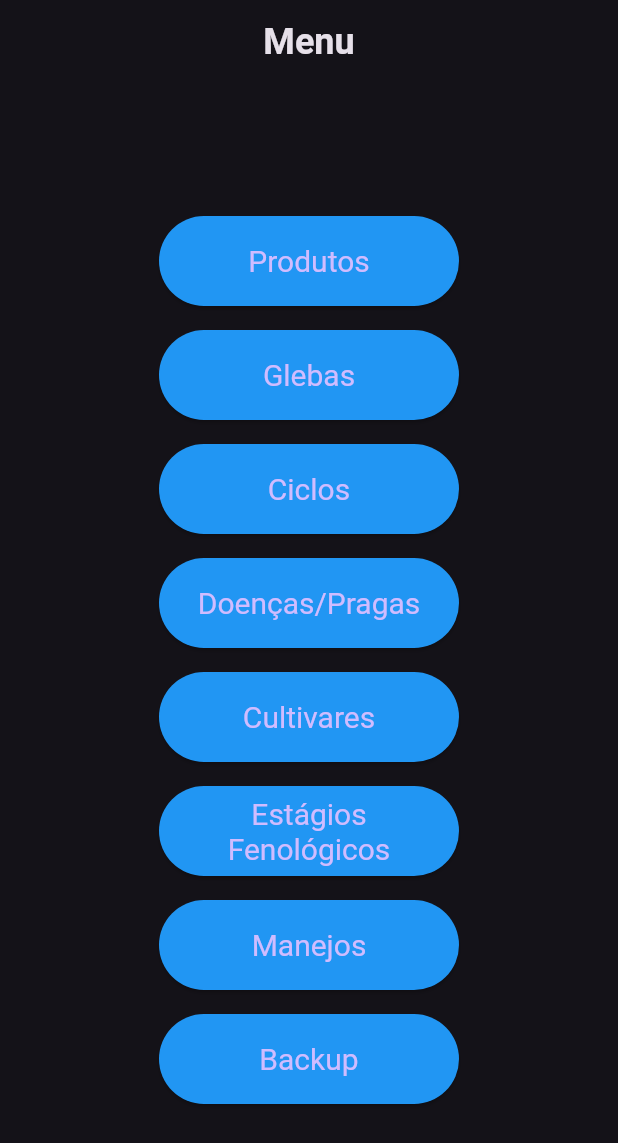
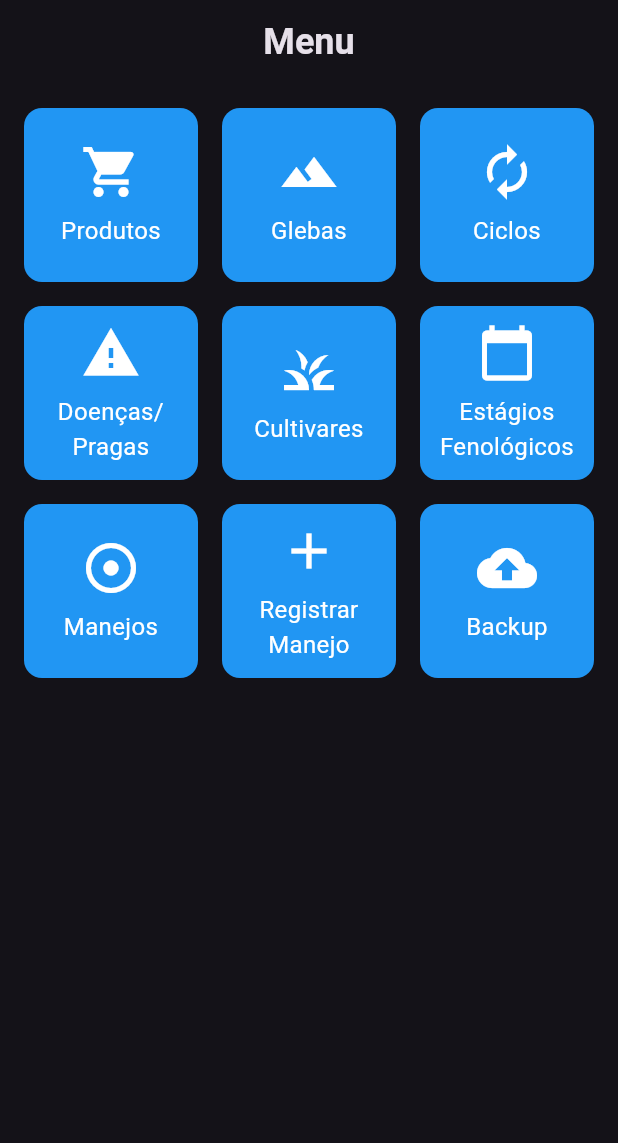
Before and after one commit to Felifet/flutter_tcc_app, a Flutter app: the screen it shows after launch, on a phone screen of 412 x 824 dp. Shown: the top 1143 px of the screen. Run offline on Flutter 3.47's test engine with Material 3 defaults, Android fonts, the phone set to English and light mode, and no system bars; our stand-ins replace sqflite; accounts and stored records are empty.

Commit message:
add_registro_manejo
Adição das funções para o registro do manejo e alteração do menu.

```diff
--- a/lib/main.dart
+++ b/lib/main.dart
@@ -10,6 +10,7 @@ import 'package:flutter_tcc_app/src/screens/estagioFenologico/estagioFenologico_
 import 'package:flutter_tcc_app/src/screens/manejo/manejo_add_screen.dart';
 import 'package:flutter_tcc_app/src/screens/manejo/manejo_edit_screen.dart';
 import 'package:flutter_tcc_app/src/screens/manejo/manejo_list_screen.dart';
+import 'package:flutter_tcc_app/src/screens/registro_manejo/add_registro_manejo_screen.dart';
 import 'src/screens/menu_screen.dart';
 import 'src/screens/product/product_list_screen.dart';
 import 'src/screens/product/add_product_screen.dart';
@@ -34,7 +35,7 @@ class MyApp extends StatelessWidget {
       theme: ThemeData.dark(),
       initialRoute: '/',
       routes: {
-        '/': (context) => const MenuScreen(),
+        '/': (context) => MenuScreen(),
         '/products': (context) => const ProductListScreen(),
         '/add_product': (context) => const AddProductScreen(),
         '/edit_product': (context) => const ProductEditScreen(),
@@ -68,6 +69,7 @@ class MyApp extends StatelessWidget {
                       nome: '',
                       descricao: '')); // Trate o valor nulo aqui
         },
+        '/add_registro_manejo': (context) => const AddRegistroManejoScreen(),
       },
     );
   }
--- a/lib/src/screens/menu_screen.dart
+++ b/lib/src/screens/menu_screen.dart
@@ -1,7 +1,7 @@
 import 'package:flutter/material.dart';
 
 class MenuScreen extends StatelessWidget {
-  const MenuScreen({super.key});
+  MenuScreen({super.key});
 
   @override
   Widget build(BuildContext context) {
@@ -16,44 +16,77 @@ class MenuScreen extends StatelessWidget {
         ),
         centerTitle: true, // Centralizar o título
       ),
-      body: Center(
+      body: GridView.builder(
+        padding: const EdgeInsets.all(16.0),
+        gridDelegate: const SliverGridDelegateWithFixedCrossAxisCount(
+          crossAxisCount: 3, // Número de colunas
+          crossAxisSpacing: 16.0, // Espaçamento horizontal entre os itens
+          mainAxisSpacing: 16.0, // Espaçamento vertical entre os itens
+        ),
+        itemCount: _menuItems.length,
+        itemBuilder: (context, index) {
+          final item = _menuItems[index];
+          return _buildMenuButton(context, item.label, item.route, item.icon);
+        },
+      ),
+    );
+  }
+
+  // Lista de itens do menu com ícones, rótulos e rotas
+  final List<MenuItem> _menuItems = [
+    MenuItem(label: 'Produtos', route: '/products', icon: Icons.shopping_cart),
+    MenuItem(label: 'Glebas', route: '/glebas', icon: Icons.landscape),
+    MenuItem(label: 'Ciclos', route: '/ciclos', icon: Icons.autorenew),
+    MenuItem(
+        label: 'Doenças/Pragas', route: '/doencas_pragas', icon: Icons.warning),
+    MenuItem(label: 'Cultivares', route: '/cultivares', icon: Icons.grass),
+    MenuItem(
+        label: 'Estágios Fenológicos',
+        route: '/estagios_fenologicos',
+        icon: Icons.calendar_today),
+    MenuItem(label: 'Manejos', route: '/manejos', icon: Icons.adjust),
+    MenuItem(
+        label: 'Registrar Manejo',
+        route: '/add_registro_manejo',
+        icon: Icons.add),
+    MenuItem(label: 'Backup', route: '/backup', icon: Icons.backup),
+  ];
+
+  // Método para construir os botões do menu
+  Widget _buildMenuButton(
+      BuildContext context, String label, String route, IconData icon) {
+    return GestureDetector(
+      onTap: () {
+        Navigator.pushNamed(context, route);
+      },
+      child: Container(
+        padding: const EdgeInsets.all(8.0),
+        decoration: BoxDecoration(
+          color: Colors.blue,
+          borderRadius: BorderRadius.circular(12.0),
+        ),
         child: Column(
           mainAxisAlignment: MainAxisAlignment.center,
           children: <Widget>[
-            _buildMenuButton(context, 'Produtos', '/products'),
-            _buildMenuButton(context, 'Glebas', '/glebas'),
-            _buildMenuButton(context, 'Ciclos', '/ciclos'),
-            _buildMenuButton(context, 'Doenças/Pragas', '/doencas_pragas'),
-            _buildMenuButton(context, 'Cultivares', '/cultivares'),
-            _buildMenuButton(
-                context, 'Estágios Fenológicos', '/estagios_fenologicos'),
-            _buildMenuButton(
-                context, 'Manejos', '/manejos'), // Novo item adicionado
-            _buildMenuButton(context, 'Backup',
-                '/backup'), // Ajuste para a funcionalidade de backup futura
+            Icon(icon, size: 40.0, color: Colors.white), // Ícone
+            const SizedBox(height: 8.0),
+            Text(
+              label,
+              textAlign: TextAlign.center,
+              style: const TextStyle(color: Colors.white, fontSize: 16.0),
+            ),
           ],
         ),
       ),
     );
   }
+}
 
-  Widget _buildMenuButton(BuildContext context, String label, String route) {
-    return Container(
-      margin: const EdgeInsets.symmetric(
-          vertical: 8.0), // Espaçamento entre os botões
-      width: 200, // Largura fixa para todos os botões
-      height: 60, // Altura fixa para todos os botões
-      child: ElevatedButton(
-        onPressed: () {
-          Navigator.pushNamed(context, route);
-        },
-        style: ElevatedButton.styleFrom(
-          textStyle: const TextStyle(fontSize: 20.0),
-          backgroundColor: Colors
-              .blue, // Cor de fundo dos botões (pode ser ajustada conforme necessário)
-        ),
-        child: Text(label, textAlign: TextAlign.center),
-      ),
-    );
-  }
+// Classe para definir os itens do menu
+class MenuItem {
+  final String label;
+  final String route;
+  final IconData icon;
+
+  MenuItem({required this.label, required this.route, required this.icon});
 }
```
Also changed, not shown: lib/src/models/registro_manejo_model.dart (added, +35 -0 lines), lib/src/screens/registro_manejo/add_registro_manejo_screen.dart (added, +179 -0 lines), lib/src/services/db_helper.dart (+63 -0 lines), lib/src/services/registro_manejo_service.dart (added, +21 -0 lines).
